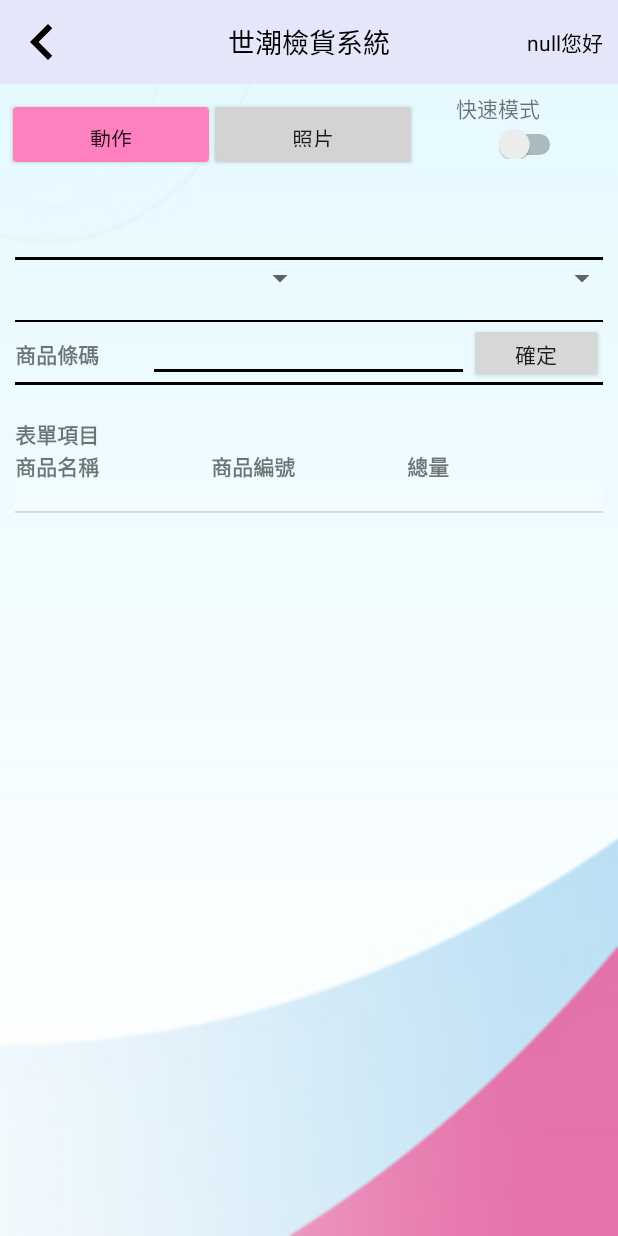
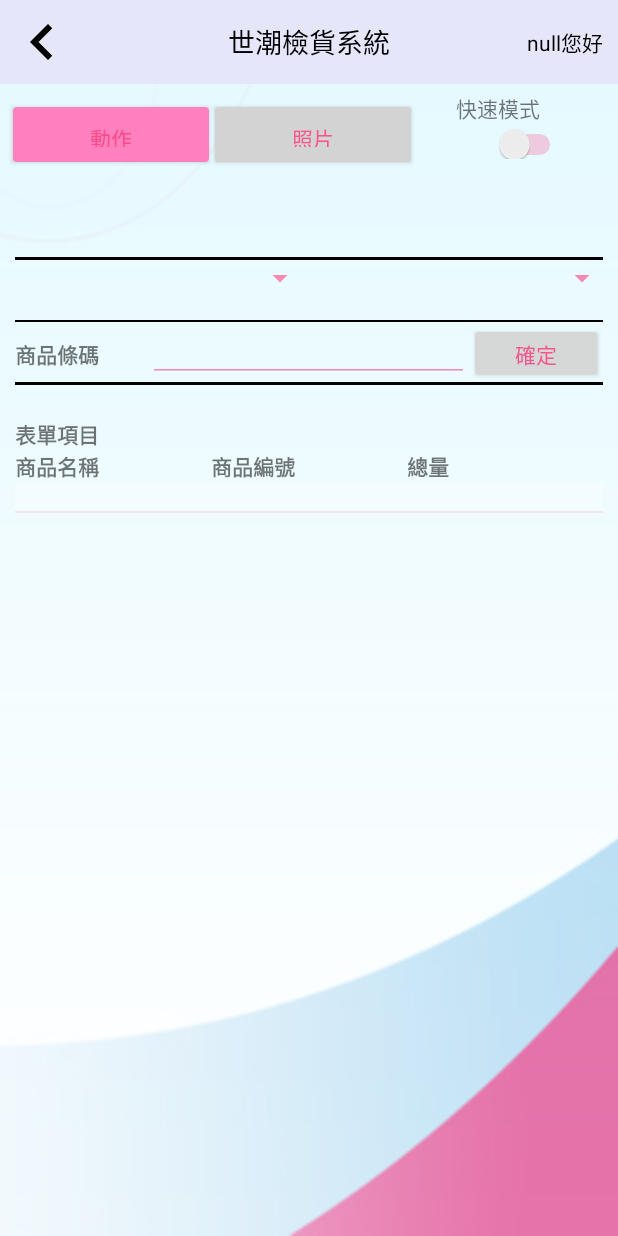
Before and after one commit to tom710236/DemoTide2.0, an Android app: the BlackSingleActivity screen opened directly, with no data from a screen before it, on a phone screen of 412 x 824 dp. Run offline under Robolectric (Android 15) with nearby library versions, the phone set to English and light mode, and no system bars; 8 statements that could not run were skipped.

Commit message:
客戶改版修正前

```diff
--- a/app/src/main/java/com/example/user/demotide20/BlackSingleActivity.java
+++ b/app/src/main/java/com/example/user/demotide20/BlackSingleActivity.java
@@ -83,7 +83,7 @@ public class BlackSingleActivity extends AppCompatActivity {
         super.onCreate(savedInstanceState);
         setContentView(R.layout.activity_black_single);
         EditText editText = (EditText)findViewById(R.id.editText);
-        editText.requestFocus();
+        //editText.requestFocus();
         toolBar();
         getPreviousPage();
         PostGetType post = new PostGetType();
--- a/app/src/main/java/com/example/user/demotide20/PurchaseOrderActivity.java
+++ b/app/src/main/java/com/example/user/demotide20/PurchaseOrderActivity.java
@@ -121,7 +121,7 @@ public class PurchaseOrderActivity extends AppCompatActivity {
         super.onCreate(savedInstanceState);
         setContentView(R.layout.activity_purchase_order);
         EditText editText = (EditText)findViewById(R.id.editText);
-        editText.requestFocus();
+        //editText.requestFocus();
         toolBar();
         getPreviousPage();
 
--- a/app/src/main/java/com/example/user/demotide20/ShipperOrderActivity.java
+++ b/app/src/main/java/com/example/user/demotide20/ShipperOrderActivity.java
@@ -136,7 +136,7 @@ public class ShipperOrderActivity extends AppCompatActivity {
         setContentView(R.layout.activity_shipper_order);
         final EditText editText = (EditText) findViewById(R.id.editText);
         //Android 對 EditText 取得 focus
-        editText.requestFocus();
+        //editText.requestFocus();
 
 
         //取得上一頁資料
@@ -150,6 +150,7 @@ public class ShipperOrderActivity extends AppCompatActivity {
         post.start();
         setEditText();
         setEditText2();
+
     }
 
     //設定toolBar
@@ -462,8 +463,10 @@ public class ShipperOrderActivity extends AppCompatActivity {
         Log.e("筆數", String.valueOf(iCheck));
         //條碼找不到商品編號
         if (iCheck == 0) {
+
             Toast.makeText(this, "查無商品", Toast.LENGTH_SHORT).show();
             editText.setText("");
+
             //條碼找到一筆商品編號
         } else if (iCheck == 1) {
             //先判斷條碼內的商品號碼是否有在listView裡
--- a/app/src/main/java/com/example/user/demotide20/StorageOrderActivity.java
+++ b/app/src/main/java/com/example/user/demotide20/StorageOrderActivity.java
@@ -62,7 +62,7 @@ public class StorageOrderActivity extends AppCompatActivity {
         super.onCreate(savedInstanceState);
         setContentView(R.layout.activity_storage_order);
         EditText editText = (EditText)findViewById(R.id.editText8);
-        editText.requestFocus();
+        //editText.requestFocus();
         toolBar();
         getPreviousPage();
         Post post = new Post();
--- a/app/src/main/res/layout/activity_black_single.xml
+++ b/app/src/main/res/layout/activity_black_single.xml
@@ -250,7 +250,7 @@
                 android:layout_height="wrap_content"
                 android:layout_weight="2.4"
                 android:ems="10"
-                android:inputType="textPersonName"
+                android:inputType="text"
                 android:singleLine="true"
                 android:textSize="16sp"
                 android:textStyle="bold" />
--- a/app/src/main/res/layout/activity_purchase_order.xml
+++ b/app/src/main/res/layout/activity_purchase_order.xml
@@ -258,8 +258,8 @@
                 android:layout_height="wrap_content"
                 android:layout_weight="2.4"
                 android:ems="10"
-                android:inputType="number"
 
+                android:inputType="text"
                 android:selectAllOnFocus="false"
                 android:singleLine="false"
                 android:textSize="16sp"
--- a/app/src/main/res/layout/activity_shipper_order.xml
+++ b/app/src/main/res/layout/activity_shipper_order.xml
@@ -264,7 +264,7 @@
                 android:layout_height="wrap_content"
                 android:layout_weight="2.4"
                 android:ems="10"
-                android:inputType="number"
+                android:inputType="text"
 
                 android:selectAllOnFocus="false"
                 android:singleLine="false"
--- a/app/src/main/res/values/styles.xml
+++ b/app/src/main/res/values/styles.xml
@@ -6,6 +6,12 @@
         <item name="colorPrimary">#E6E6FA</item>
         <item name="colorPrimaryDark">#000000</item>
         <item name="colorAccent">#000000</item>
+        <!-- Active thumb color & Active track color(30% transparency) switch 打开时的拇指按钮的颜色 轨迹颜色默认为30%这个颜色 -->
+        <item name="colorControlActivated">#FF4081</item>
+        <!-- Inactive thumb color switch关闭时的拇指按钮的颜色 -->
+        <item name="colorSwitchThumbNormal">@color/colorAccent</item>
+        <!-- Inactive track color(30% transparency) switch关闭时的轨迹的颜色 30%这个颜色 -->
+        <item name="android:colorForeground">#FF4081</item>
     </style>
 
     <style name="AppTheme.AppBarOverlay" parent="ThemeOverlay.AppCompat.Dark.ActionBar" />
```
